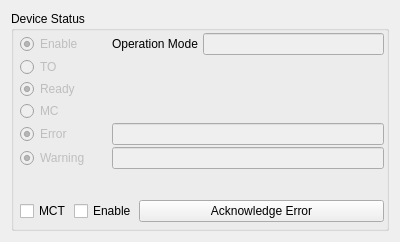
This is source/plugin/t4/controllerstatus.ui in ww4u/mct-t4 as Qt 5 draws it before an edit. The edited form follows.
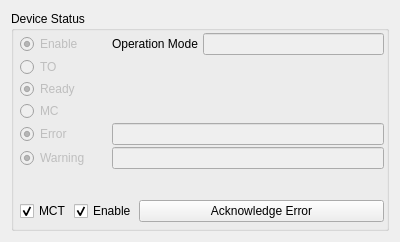
This is the edited form.

Diff of the .ui file:
```diff
--- a/source/plugin/t4/controllerstatus.ui
+++ b/source/plugin/t4/controllerstatus.ui
@@ -221,6 +221,9 @@
           <property name="text">
            <string>MCT</string>
           </property>
+          <property name="checked">
+           <bool>true</bool>
+          </property>
          </widget>
         </item>
         <item>
@@ -243,6 +246,9 @@
           <property name="text">
            <string>Enable</string>
           </property>
+          <property name="checked">
+           <bool>true</bool>
+          </property>
          </widget>
         </item>
         <item>
```
